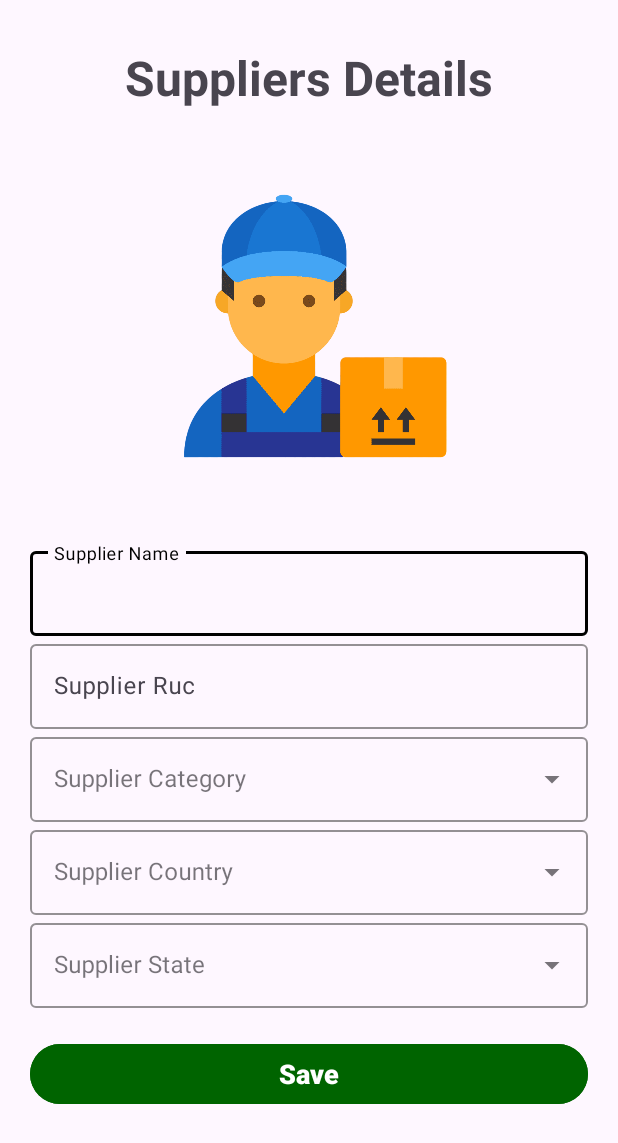
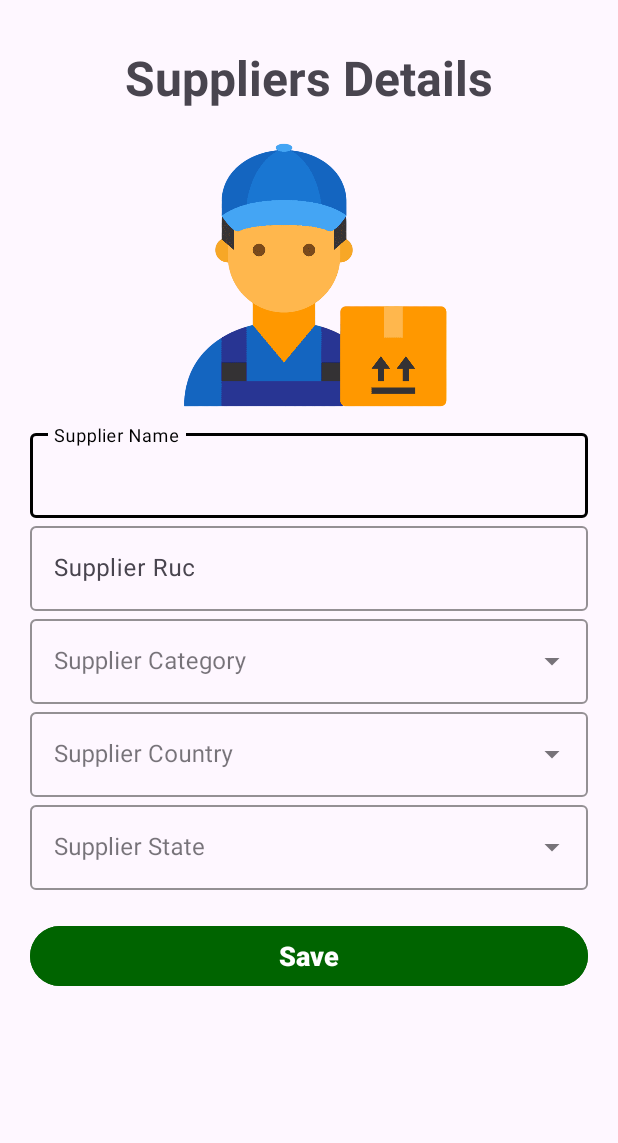
Before and after one commit to ahincho/NE-Suppliers-Mobile, an Android app: the SupplierDetailActivity screen opened directly, with no data from a screen before it, on a phone screen of 412 x 824 dp. Shown: the top 1143 px of the screen. Run offline under Robolectric (Android 15) with nearby library versions, the phone set to English and light mode, and no system bars; our stand-ins replace Dagger/Hilt's generated code; network calls fail; 3 statements that could not run were skipped.

Commit message:
Change Layouts and Fix Update Logic

```diff
--- a/app/src/main/java/com/unsa/suppliers/ui/view/main/suppliers/SupplierDetailActivity.kt
+++ b/app/src/main/java/com/unsa/suppliers/ui/view/main/suppliers/SupplierDetailActivity.kt
@@ -31,6 +31,7 @@ class SupplierDetailActivity : AppCompatActivity() {
         binding = ActivitySupplierDetailBinding.inflate(layoutInflater)
         supplierId = intent?.getIntExtra(SUPPLIER_ID, -1) ?: -1
         setContentView(binding.root)
+        onBackPressedDispatcher.addCallback(this, onBackPressedCallback)
         supplierDetailViewModel.getSupplierById(supplierId)
         supplierDetailViewModel.getAllCategories()
         supplierDetailViewModel.getAllCountries()
@@ -61,9 +62,7 @@ class SupplierDetailActivity : AppCompatActivity() {
         }
         builder.show()
     }
-
     private fun initUserInterface() {
-        this.onBackPressedDispatcher.addCallback(this,onBackPressedCallback)
         val stateAdapter = ArrayAdapter(this, android.R.layout.simple_spinner_dropdown_item, resources.getStringArray(R.array.states))
         binding.dropStates.setAdapter(stateAdapter)
     }
--- a/app/src/main/res/layout/activity_category_detail.xml
+++ b/app/src/main/res/layout/activity_category_detail.xml
@@ -4,7 +4,7 @@
     xmlns:app="http://schemas.android.com/apk/res-auto"
     xmlns:tools="http://schemas.android.com/tools"
     android:layout_width="match_parent"
-    android:layout_height="wrap_content"
+    android:layout_height="match_parent"
     android:layout_gravity="center"
     android:paddingVertical="30dp"
     android:paddingHorizontal="20dp">
@@ -28,7 +28,6 @@
         app:layout_constraintStart_toStartOf="parent"
         app:layout_constraintEnd_toEndOf="parent"
         app:layout_constraintTop_toBottomOf="@id/detailCategoryHeader"
-        app:layout_constraintBottom_toTopOf="@id/detailCategoryFields"
         tools:ignore="ImageContrastCheck" />
     <LinearLayout
         android:id="@+id/detailCategoryFields"
@@ -37,8 +36,7 @@
         android:orientation="vertical"
         app:layout_constraintEnd_toEndOf="parent"
         app:layout_constraintStart_toStartOf="parent"
-        app:layout_constraintTop_toBottomOf="@id/detailCategoryImage"
-        app:layout_constraintBottom_toBottomOf="parent">
+        app:layout_constraintTop_toBottomOf="@id/detailCategoryImage">
         <com.google.android.material.textfield.TextInputLayout
             android:id="@+id/detailCategoryNameHolder"
             android:layout_width="match_parent"
--- a/app/src/main/res/layout/activity_country_detail.xml
+++ b/app/src/main/res/layout/activity_country_detail.xml
@@ -28,7 +28,6 @@
         app:layout_constraintStart_toStartOf="parent"
         app:layout_constraintEnd_toEndOf="parent"
         app:layout_constraintTop_toBottomOf="@id/detailCountryHeader"
-        app:layout_constraintBottom_toTopOf="@id/detailCountryFields"
         tools:ignore="ImageContrastCheck" />
     <LinearLayout
         android:id="@+id/detailCountryFields"
@@ -37,8 +36,7 @@
         android:orientation="vertical"
         app:layout_constraintEnd_toEndOf="parent"
         app:layout_constraintStart_toStartOf="parent"
-        app:layout_constraintTop_toBottomOf="@id/detailCountryImage"
-        app:layout_constraintBottom_toBottomOf="parent" >
+        app:layout_constraintTop_toBottomOf="@id/detailCountryImage">
         <com.google.android.material.textfield.TextInputLayout
             android:id="@+id/detailCountryNameHolder"
             android:layout_width="match_parent"
--- a/app/src/main/res/layout/activity_supplier_detail.xml
+++ b/app/src/main/res/layout/activity_supplier_detail.xml
@@ -4,7 +4,7 @@
     xmlns:app="http://schemas.android.com/apk/res-auto"
     xmlns:tools="http://schemas.android.com/tools"
     android:layout_width="match_parent"
-    android:layout_height="wrap_content"
+    android:layout_height="match_parent"
     android:layout_gravity="center"
     android:paddingVertical="30dp"
     android:paddingHorizontal="20dp" >
@@ -28,7 +28,6 @@
         app:layout_constraintStart_toStartOf="parent"
         app:layout_constraintEnd_toEndOf="parent"
         app:layout_constraintTop_toBottomOf="@id/detailSupplierHeader"
-        app:layout_constraintBottom_toTopOf="@id/detailSupplierFields"
         tools:ignore="ImageContrastCheck" />
     <LinearLayout
         android:id="@+id/detailSupplierFields"
@@ -37,8 +36,7 @@
         android:orientation="vertical"
         app:layout_constraintEnd_toEndOf="parent"
         app:layout_constraintStart_toStartOf="parent"
-        app:layout_constraintTop_toBottomOf="@id/detailSupplierImage"
-        app:layout_constraintBottom_toBottomOf="parent" >
+        app:layout_constraintTop_toBottomOf="@id/detailSupplierImage" >
         <com.google.android.material.textfield.TextInputLayout
             android:id="@+id/detailSupplierNameHolder"
             android:layout_width="match_parent"
```
Also changed, not shown: app/src/main/java/com/unsa/suppliers/ui/view/main/categories/CategoryDetailActivity.kt (+25 -1 lines), app/src/main/java/com/unsa/suppliers/ui/view/main/countries/CountryDetailActivity.kt (+26 -2 lines).
